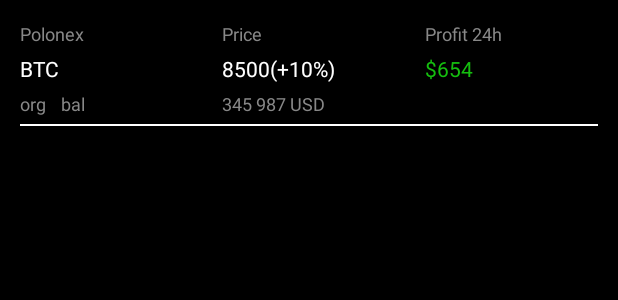
After one commit to PavelSmertin/scryp_android, an Android app: the layout list_item_portfolio_coins_public.xml on its own in the app's theme, with its tools: preview values and no code run, on a phone screen of 412 x 824 dp. The commit adds this screen. Shown: the top 300 px of the screen. Run offline under Robolectric (Android 15) with nearby library versions, the phone set to English and light mode, and no system bars.

Commit message:
Расчет цен в публичном портфолио

```diff
--- a/app/src/main/java/com/start/crypto/android/publicPortfolio/PortfolioActivity.java
+++ b/app/src/main/java/com/start/crypto/android/publicPortfolio/PortfolioActivity.java
@@ -10,9 +10,15 @@ import android.widget.TextView;
 import android.widget.Toast;
 
 import com.start.crypto.android.BaseActivity;
+import com.start.crypto.android.CreateTransactionActivity;
 import com.start.crypto.android.R;
 import com.start.crypto.android.api.MainApiService;
 import com.start.crypto.android.api.MainServiceGenerator;
+import com.start.crypto.android.api.model.PortfolioCoin;
+import com.start.crypto.android.utils.KeyboardHelper;
+
+import java.util.List;
+import java.util.Locale;
 
 import butterknife.BindView;
 import io.reactivex.android.schedulers.AndroidSchedulers;
@@ -102,6 +108,7 @@ public class PortfolioActivity extends BaseActivity {
                         .subscribe(
                                 response -> {
                                     mAdapter.update(response.getPortfolioCoins());
+                                    calculatePortfolioValues(response.getPortfolioCoins());
                                 },
                                 error -> {
                                     Toast.makeText(this, error.getMessage(), Toast.LENGTH_SHORT).show();
@@ -110,4 +117,59 @@ public class PortfolioActivity extends BaseActivity {
         );
     }
 
+
+    private void calculatePortfolioValues(List<PortfolioCoin> portfolioCoins) {
+
+        double valueAll = 0;
+        double value24h = 0;
+        double valueHoldings = 0;
+
+        for (PortfolioCoin portfolioCoin : portfolioCoins) {
+            double original = portfolioCoin.getOriginal();
+            double priceOriginal = portfolioCoin.getPriceOriginal();
+            double priceNow = portfolioCoin.getPriceNow();
+            double price24h = portfolioCoin.getPrice24h();
+
+            valueAll += original * priceOriginal;
+            value24h += original * price24h;
+            valueHoldings += original * priceNow;
+        }
+
+        if (Double.isInfinite(valueHoldings)) {
+            return;
+        }
+
+        double profit24h = valueHoldings - value24h;
+        double profitAll = valueHoldings - valueAll;
+
+        double profit24hPercent = 0;
+        double profitAllPercent = 0;
+        if(valueHoldings > 0) {
+            profit24hPercent = (valueHoldings - value24h) * 100 / valueHoldings;
+            profitAllPercent = (valueHoldings - valueAll) * 100 / valueHoldings;
+        }
+
+
+        mPortfolioCurrentValue.setText(KeyboardHelper.cut(valueHoldings));
+        mPortfolioCurrentValueUnit.setText(CreateTransactionActivity.DEFAULT_SYMBOL);
+        mPortfolioProfit24h.setText(KeyboardHelper.cut(profit24h));
+        mPortfolioProfit24hUnit.setText(String.format(Locale.US, "%s (%s%%)", CreateTransactionActivity.DEFAULT_SYMBOL, Math.round(profit24hPercent)));
+        mPortfolioOriginalValue.setText(KeyboardHelper.cut(valueAll));
+        mPortfolioOriginalValueUnit.setText(CreateTransactionActivity.DEFAULT_SYMBOL);
+        mPortfolioProfitAll.setText(KeyboardHelper.cut(profitAll));
+        mPortfolioProfitAllUnit.setText(String.format(Locale.US, "%s (%.2f%%)", CreateTransactionActivity.DEFAULT_SYMBOL, profitAllPercent));
+
+        if (profit24h < 0) {
+            mPortfolioProfit24h.setTextColor(getResources().getColor(R.color.colorDownValue));
+            mPortfolioProfit24hUnit.setTextColor(getResources().getColor(R.color.colorDownValue));
+        }
+
+        if (profitAll < 0) {
+            mPortfolioProfitAll.setTextColor(getResources().getColor(R.color.colorDownValue));
+            mPortfolioProfitAllUnit.setTextColor(getResources().getColor(R.color.colorDownValue));
+        }
+
+    }
+
+
 }
--- a/app/src/main/java/com/start/crypto/android/publicPortfolio/PublicPortfolioCoinsAdapter.java
+++ b/app/src/main/java/com/start/crypto/android/publicPortfolio/PublicPortfolioCoinsAdapter.java
@@ -30,7 +30,7 @@ class PublicPortfolioCoinsAdapter extends RecyclerView.Adapter<PublicPortfolioCo
 
     @Override
     public PublicPortfolioCoinsViewHolder onCreateViewHolder(ViewGroup parent, int viewType) {
-        View v = LayoutInflater.from(parent.getContext()).inflate(R.layout.list_item_portfolio_coins, parent, false);
+        View v = LayoutInflater.from(parent.getContext()).inflate(R.layout.list_item_portfolio_coins_public, parent, false);
         return new PublicPortfolioCoinsViewHolder(v);
     }
 
--- a/app/src/main/res/layout/activity_portfolio.xml
+++ b/app/src/main/res/layout/activity_portfolio.xml
@@ -19,7 +19,7 @@
         <android.support.design.widget.AppBarLayout
             android:id="@+id/app_bar"
             android:layout_width="match_parent"
-            android:layout_height="250dp"
+            android:layout_height="234dp"
             android:theme="@style/AppTheme.AppBarOverlay"
             >
             <android.support.design.widget.CollapsingToolbarLayout
@@ -31,12 +31,12 @@
                 app:contentScrim="?attr/colorPrimaryDark"
                 app:layout_scrollFlags="scroll|exitUntilCollapsed">
 
-
-
                 <android.support.constraint.ConstraintLayout
                     android:layout_width="match_parent"
                     android:layout_height="wrap_content"
-                    android:padding="@dimen/activity_horizontal_margin"
+                    android:paddingStart="@dimen/activity_horizontal_margin"
+                    android:paddingEnd="@dimen/activity_horizontal_margin"
+                    android:paddingBottom="@dimen/activity_horizontal_margin"
                     app:layout_collapseMode="parallax"
                     android:layout_gravity="bottom"
                     android:background="@color/colorPrimaryDark"
@@ -290,19 +290,13 @@
             </android.support.design.widget.CollapsingToolbarLayout>
         </android.support.design.widget.AppBarLayout>
 
-        <android.support.v4.widget.SwipeRefreshLayout
-            android:id="@+id/swipe_refresh"
-            android:layout_width="match_parent"
-            android:layout_height="match_parent"
-            app:layout_behavior="@string/appbar_scrolling_view_behavior"
-            >
             <android.support.v7.widget.RecyclerView
                     android:id="@+id/coins_list"
                     android:layout_width="match_parent"
                     android:layout_height="wrap_content"
+                    app:layout_behavior="@string/appbar_scrolling_view_behavior"
 
                 />
-        </android.support.v4.widget.SwipeRefreshLayout>
 
 
 
--- /dev/null
+++ b/app/src/main/res/layout/list_item_portfolio_coins_public.xml
@@ -0,0 +1,166 @@
+<android.support.constraint.ConstraintLayout xmlns:android="http://schemas.android.com/apk/res/android"
+    xmlns:app="http://schemas.android.com/apk/res-auto"
+    xmlns:tools="http://schemas.android.com/tools"
+
+    android:id="@+id/conversation_list_row"
+    android:layout_width="match_parent"
+    android:layout_height="80dp"
+
+    android:layout_margin="5dp"
+    android:background="@drawable/item_bg"
+    android:paddingBottom="1.5dp"
+    android:paddingStart="8dp"
+    android:paddingEnd="8dp"
+    android:paddingTop="1.5dp"
+
+    >
+
+    <android.support.constraint.Guideline
+        android:id="@+id/line_1"
+        android:layout_width="wrap_content"
+        android:layout_height="wrap_content"
+        android:orientation="vertical"
+        app:layout_constraintGuide_percent="0.35"
+        tools:layout_editor_absoluteX="136dp"
+        tools:layout_editor_absoluteY="83dp" />
+
+    <android.support.constraint.Guideline
+        android:id="@+id/line_2"
+        android:layout_width="wrap_content"
+        android:layout_height="wrap_content"
+        android:orientation="vertical"
+        app:layout_constraintGuide_percent="0.7"
+        tools:layout_editor_absoluteX="264dp"
+        tools:layout_editor_absoluteY="83dp" />
+
+    <android.support.constraint.Guideline
+        android:id="@+id/line_3"
+        android:layout_width="wrap_content"
+        android:layout_height="wrap_content"
+        android:orientation="vertical"
+        app:layout_constraintGuide_end="0dp"
+        tools:layout_editor_absoluteX="374dp"
+        tools:layout_editor_absoluteY="83dp" />
+
+    <View
+        android:layout_width="0dp"
+        android:layout_height="1dp"
+        android:background="@color/colorTextPrimary"
+        app:layout_constraintBottom_toBottomOf="parent" />
+
+    <TextView
+        android:id="@+id/coin_exchange"
+        style="@style/AppLabelStyle"
+        android:layout_width="0dp"
+        android:layout_height="wrap_content"
+        app:layout_constraintBottom_toTopOf="@+id/coin_symbol"
+
+        app:layout_constraintLeft_toLeftOf="parent"
+        app:layout_constraintRight_toLeftOf="@+id/line_1"
+        app:layout_constraintTop_toTopOf="parent"
+        app:layout_constraintVertical_chainStyle="packed"
+        tools:text="Polonex" />
+
+    <TextView
+        android:id="@+id/coin_symbol"
+        android:layout_width="0dp"
+        android:layout_height="wrap_content"
+        android:layout_marginTop="5dp"
+        app:layout_constraintBottom_toTopOf="@+id/coin_original"
+
+        app:layout_constraintLeft_toLeftOf="parent"
+        app:layout_constraintRight_toLeftOf="@+id/line_1"
+        app:layout_constraintTop_toBottomOf="@+id/coin_exchange"
+        tools:text="BTC" />
+
+    <TextView
+        android:id="@+id/coin_original"
+        style="@style/AppLabelStyle"
+        android:layout_width="0dp"
+        android:layout_height="wrap_content"
+        android:layout_marginTop="5dp"
+        app:layout_constraintBottom_toBottomOf="parent"
+
+        app:layout_constraintLeft_toLeftOf="parent"
+        app:layout_constraintTop_toBottomOf="@+id/coin_symbol"
+        tools:text="org" />
+
+    <TextView
+        android:id="@+id/coin_original_balance"
+        style="@style/AppLabelStyle"
+        android:layout_width="0dp"
+        android:layout_height="wrap_content"
+        android:layout_marginLeft="10dp"
+
+        android:layout_marginStart="10dp"
+        app:layout_constraintBaseline_toBaselineOf="@+id/coin_original"
+        app:layout_constraintLeft_toRightOf="@+id/coin_original"
+        tools:text="bal" />
+
+
+    <TextView
+        android:id="@+id/coin_price_label"
+        style="@style/AppLabelStyle"
+        android:layout_width="0dp"
+        android:layout_height="wrap_content"
+        android:gravity="start"
+        android:text="@string/price_of_coin"
+
+        app:layout_constraintBottom_toTopOf="@+id/coin_price"
+        app:layout_constraintLeft_toLeftOf="@+id/line_1"
+        app:layout_constraintRight_toLeftOf="@+id/line_2"
+        app:layout_constraintTop_toTopOf="parent"
+        app:layout_constraintVertical_chainStyle="packed" />
+
+    <TextView
+        android:id="@+id/coin_price"
+        android:layout_width="0dp"
+        android:layout_height="wrap_content"
+        android:layout_marginTop="5dp"
+        android:gravity="start"
+        app:layout_constraintBottom_toTopOf="@+id/coin_holdings"
+
+        app:layout_constraintLeft_toLeftOf="@+id/line_1"
+        app:layout_constraintRight_toLeftOf="@+id/line_2"
+        app:layout_constraintTop_toBottomOf="@+id/coin_price_label"
+        tools:text="8500(+10%)" />
+
+    <TextView
+        android:id="@+id/coin_holdings"
+        style="@style/AppLabelStyle"
+        android:layout_width="0dp"
+        android:layout_height="wrap_content"
+        android:layout_marginTop="5dp"
+        android:gravity="start"
+        tools:text="345 987 USD"
+
+        app:layout_constraintBottom_toBottomOf="parent"
+        app:layout_constraintLeft_toLeftOf="@+id/line_1"
+        app:layout_constraintRight_toLeftOf="@+id/line_2"
+        app:layout_constraintTop_toBottomOf="@+id/coin_price" />
+
+
+    <TextView
+        android:id="@+id/coin_profit_label"
+        style="@style/AppLabelStyle"
+        android:layout_width="0dp"
+        android:layout_height="wrap_content"
+        android:text="@string/portfolio_profit_24h"
+
+        app:layout_constraintLeft_toLeftOf="@+id/line_2"
+        app:layout_constraintRight_toLeftOf="@+id/line_3"
+
+        app:layout_constraintTop_toTopOf="@+id/coin_price_label" />
+
+    <TextView
+        android:id="@+id/coin_profit"
+        android:layout_width="0dp"
+        android:layout_height="wrap_content"
+        android:textColor="@color/colorUpValue"
+        app:layout_constraintLeft_toLeftOf="@+id/line_2"
+
+        app:layout_constraintRight_toLeftOf="@+id/line_3"
+        app:layout_constraintTop_toTopOf="@+id/coin_price"
+        tools:text="$654" />
+
+</android.support.constraint.ConstraintLayout>
```
